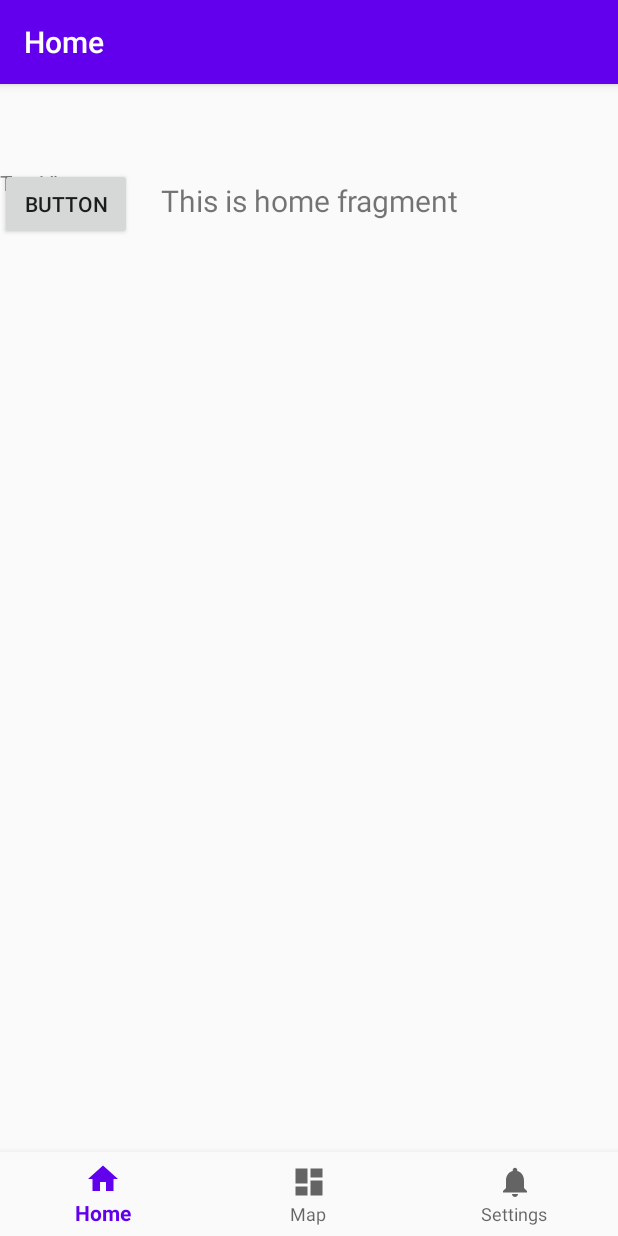
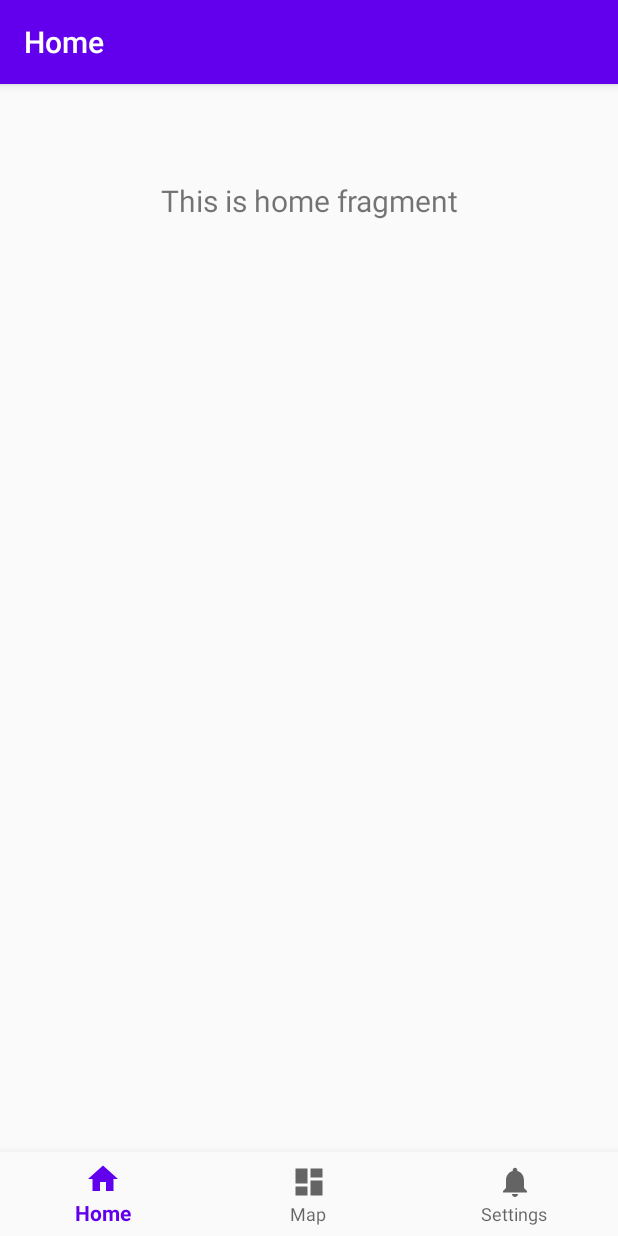
Before and after one commit to mtyra321/Nature-Calls, an Android app: the MainActivity screen opened directly, with no data from a screen before it, on a phone screen of 412 x 824 dp. Run offline under Robolectric (Android 15) with nearby library versions, the phone set to English and light mode, and no system bars; our stand-ins replace navigation-ui.

Commit message:
Deleted unnecessary files

```diff
--- a/NatureCallsMaster/app/src/main/res/layout/activity_main.xml
+++ b/NatureCallsMaster/app/src/main/res/layout/activity_main.xml
@@ -26,25 +26,11 @@
         android:layout_height="match_parent"
         app:defaultNavHost="true"
         app:layout_constraintBottom_toTopOf="@id/nav_view"
+        app:layout_constraintHorizontal_bias="0.0"
         app:layout_constraintLeft_toLeftOf="parent"
         app:layout_constraintRight_toRightOf="parent"
         app:layout_constraintTop_toTopOf="parent"
+        app:layout_constraintVertical_bias="0.0"
         app:navGraph="@navigation/mobile_navigation" />
 
-    <Button
-        android:id="@+id/button"
-        android:layout_width="wrap_content"
-        android:layout_height="wrap_content"
-        android:text="Button"
-        tools:layout_editor_absoluteX="205dp"
-        tools:layout_editor_absoluteY="436dp" />
-
-    <TextView
-        android:id="@+id/textView"
-        android:layout_width="wrap_content"
-        android:layout_height="wrap_content"
-        android:text="TextView"
-        tools:layout_editor_absoluteX="166dp"
-        tools:layout_editor_absoluteY="281dp" />
-
 </androidx.constraintlayout.widget.ConstraintLayout>
```
Also changed, not shown: NatureCallsMaster/app/src/main/java/dukeapps/naturecallsmaster/Display.java (deleted, +0 -18 lines), NatureCallsMaster/app/src/main/res/layout/activity_display.xml (deleted, +0 -30 lines).
